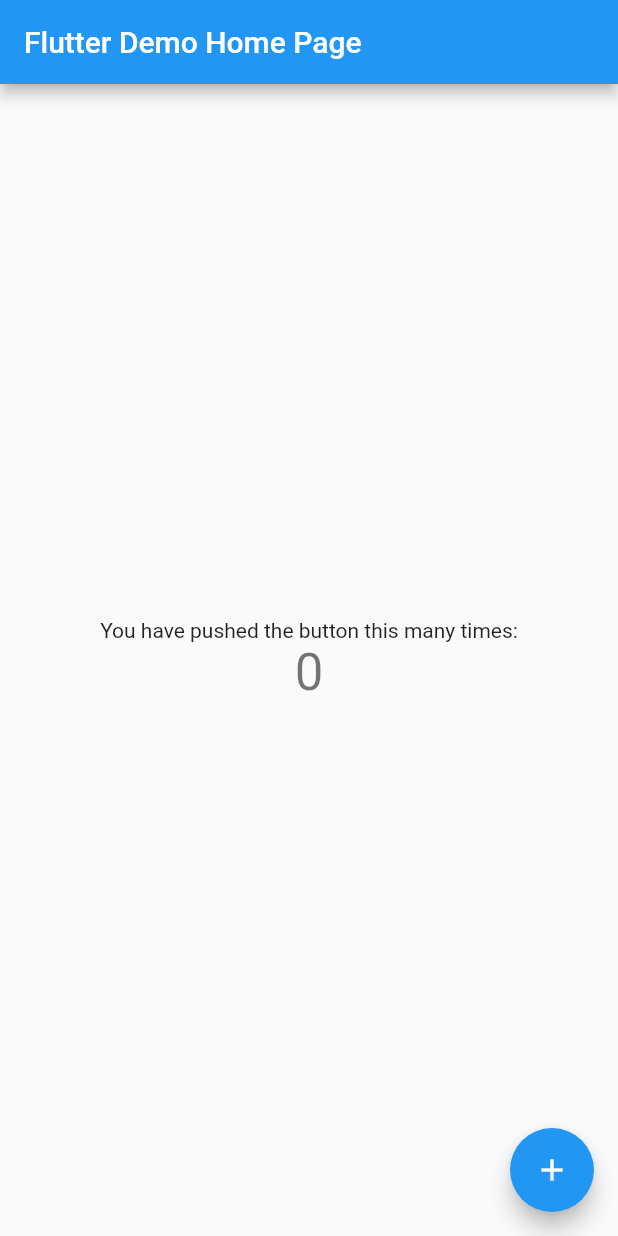
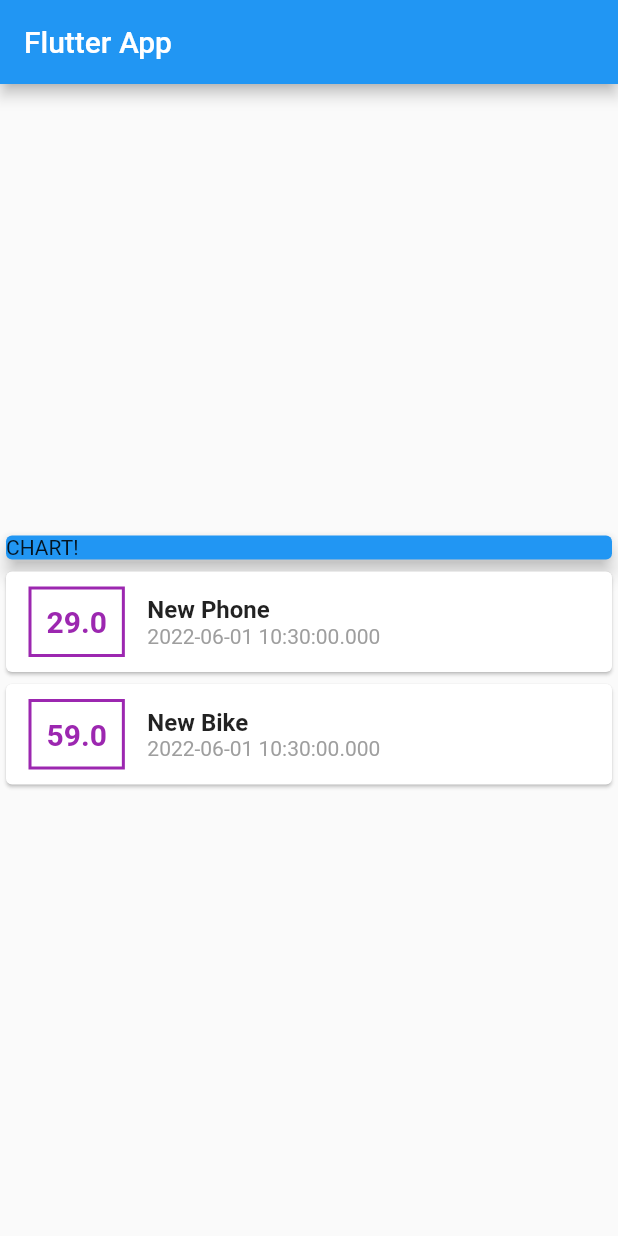
Before and after one commit to YEANSEYHA/flutter-expense-app, a Flutter app: the screen it shows after launch, on a phone screen of 412 x 824 dp. Run offline on Flutter 3.47's test engine with Material 2 defaults, Android fonts, the phone set to English and light mode, and no system bars.

Commit message:
Expense App : Lesson 70-80

```diff
--- a/lib/main.dart
+++ b/lib/main.dart
@@ -1,115 +1,87 @@
 import 'package:flutter/material.dart';
 
-void main() {
-  runApp(const MyApp());
-}
+import './transaction.dart';
+
+void main() => runApp(MyApp());
 
 class MyApp extends StatelessWidget {
-  const MyApp({Key? key}) : super(key: key);
-
-  // This widget is the root of your application.
   @override
   Widget build(BuildContext context) {
     return MaterialApp(
-      title: 'Flutter Demo',
-      theme: ThemeData(
-        // This is the theme of your application.
-        //
-        // Try running your application with "flutter run". You'll see the
-        // application has a blue toolbar. Then, without quitting the app, try
-        // changing the primarySwatch below to Colors.green and then invoke
-        // "hot reload" (press "r" in the console where you ran "flutter run",
-        // or simply save your changes to "hot reload" in a Flutter IDE).
-        // Notice that the counter didn't reset back to zero; the application
-        // is not restarted.
-        primarySwatch: Colors.blue,
-      ),
-      home: const MyHomePage(title: 'Flutter Demo Home Page'),
+      title: 'Flutter App',
+      home: MyHomePage(),
     );
   }
 }
 
-class MyHomePage extends StatefulWidget {
-  const MyHomePage({Key? key, required this.title}) : super(key: key);
-
-  // This widget is the home page of your application. It is stateful, meaning
-  // that it has a State object (defined below) that contains fields that affect
-  // how it looks.
-
-  // This class is the configuration for the state. It holds the values (in this
-  // case the title) provided by the parent (in this case the App widget) and
-  // used by the build method of the State. Fields in a Widget subclass are
-  // always marked "final".
-
-  final String title;
-
-  @override
-  State<MyHomePage> createState() => _MyHomePageState();
-}
-
-class _MyHomePageState extends State<MyHomePage> {
-  int _counter = 0;
-
-  void _incrementCounter() {
-    setState(() {
-      // This call to setState tells the Flutter framework that something has
-      // changed in this State, which causes it to rerun the build method below
-      // so that the display can reflect the updated values. If we changed
-      // _counter without calling setState(), then the build method would not be
-      // called again, and so nothing would appear to happen.
-      _counter++;
-    });
-  }
+class MyHomePage extends StatelessWidget {
+  final List<Transaction> transactions = [
+    Transaction(
+      id: 't1',
+      title: 'New Phone',
+      amount: 29.00,
+      date: DateTime.now(),
+    ),
+    Transaction(
+      id: 't2',
+      title: 'New Bike',
+      amount: 59.00,
+      date: DateTime.now(),
+    ),
+  ];
 
   @override
   Widget build(BuildContext context) {
-    // This method is rerun every time setState is called, for instance as done
-    // by the _incrementCounter method above.
-    //
-    // The Flutter framework has been optimized to make rerunning build methods
-    // fast, so that you can just rebuild anything that needs updating rather
-    // than having to individually change instances of widgets.
     return Scaffold(
       appBar: AppBar(
-        // Here we take the value from the MyHomePage object that was created by
-        // the App.build method, and use it to set our appbar title.
-        title: Text(widget.title),
+        title: Text('Flutter App'),
       ),
-      body: Center(
-        // Center is a layout widget. It takes a single child and positions it
-        // in the middle of the parent.
-        child: Column(
-          // Column is also a layout widget. It takes a list of children and
-          // arranges them vertically. By default, it sizes itself to fit its
-          // children horizontally, and tries to be as tall as its parent.
-          //
-          // Invoke "debug painting" (press "p" in the console, choose the
-          // "Toggle Debug Paint" action from the Flutter Inspector in Android
-          // Studio, or the "Toggle Debug Paint" command in Visual Studio Code)
-          // to see the wireframe for each widget.
-          //
-          // Column has various properties to control how it sizes itself and
-          // how it positions its children. Here we use mainAxisAlignment to
-          // center the children vertically; the main axis here is the vertical
-          // axis because Columns are vertical (the cross axis would be
-          // horizontal).
+      body: Column(
           mainAxisAlignment: MainAxisAlignment.center,
+          crossAxisAlignment: CrossAxisAlignment.start,
           children: <Widget>[
-            const Text(
-              'You have pushed the button this many times:',
+            Card(
+              color: Colors.blue,
+              child: Container(
+                width: double.infinity,
+                child: Text('CHART!'),
+              ),
+              elevation: 5,
             ),
-            Text(
-              '$_counter',
-              style: Theme.of(context).textTheme.headline4,
-            ),
-          ],
-        ),
-      ),
-      floatingActionButton: FloatingActionButton(
-        onPressed: _incrementCounter,
-        tooltip: 'Increment',
-        child: const Icon(Icons.add),
-      ), // This trailing comma makes auto-formatting nicer for build methods.
+            Column(
+              children: transactions.map((tx) {
+                return Card(
+                  child: Row(
+                    children: <Widget>[
+                      Container(
+                        padding: EdgeInsets.all(10),
+                        margin:
+                            EdgeInsets.symmetric(vertical: 10, horizontal: 15),
+                        decoration: BoxDecoration(
+                            border: Border.all(
+                          color: Colors.purple,
+                          width: 2,
+                        )),
+                        child: Text(
+                          tx.amount.toString(),
+                          style: TextStyle(
+                              fontWeight: FontWeight.bold,
+                              fontSize: 20,
+                              color: Colors.purple),
+                        ),
+                      ),
+                      Column(
+                        crossAxisAlignment: CrossAxisAlignment.start,
+                        children: <Widget>[
+                        Text(tx.title ,style: TextStyle(fontSize: 16, fontWeight: FontWeight.bold,)),
+                        Text(tx.date.toString(), style: TextStyle(color: Colors.grey),),
+                      ])
+                    ],
+                  ),
+                );
+              }).toList(),
+            )
+          ]),
     );
   }
 }
--- /dev/null
+++ b/lib/transaction.dart
@@ -0,0 +1,16 @@
+import 'package:flutter/foundation.dart';
+
+class Transaction {
+  final String id;
+  final String title;
+  final double amount;
+  final DateTime date;
+
+  Transaction({
+      required this.id,
+      required this.title,
+      required this.amount,
+      required this.date
+
+      });
+}
```
Also changed, not shown: flutter_01.png (added).
